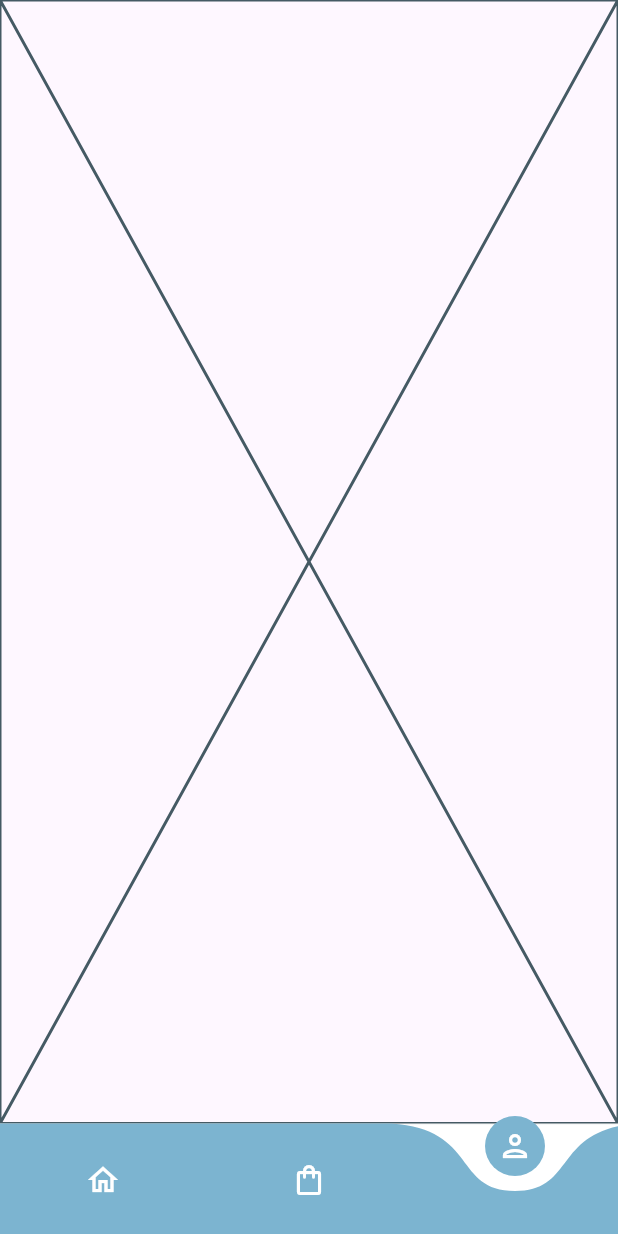
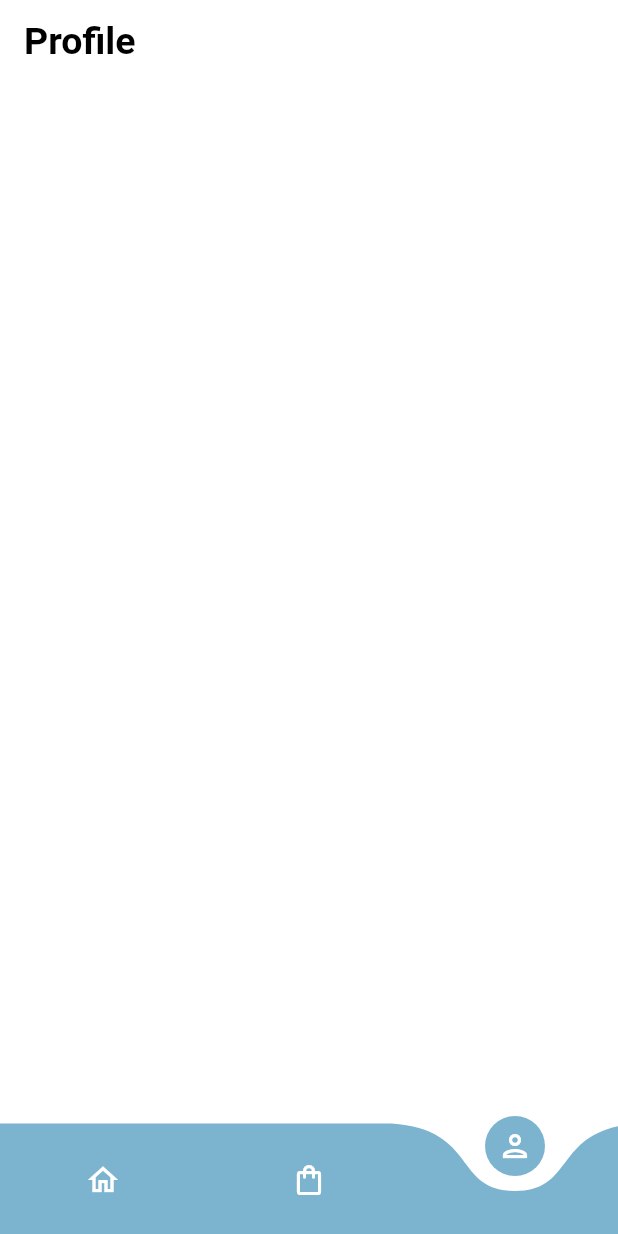
Before and after one commit to Showrav-Dhar/EDU-Medix, a Flutter app: the screen it shows after launch, item 3 of the bottom bar chosen, on a phone screen of 412 x 824 dp. Run offline on Flutter 3.47's test engine with Material 3 defaults, Android fonts, the phone set to English and light mode, and no system bars; drawn by our look-alikes of curved_navigation_bar; our stand-ins replace cloud_firestore, firebase_auth, firebase_core, firebase_storage, image_picker, random_string and 1 more; accounts and stored records are empty; statements that could not run were skipped.

Commit message:
Profile app bar

```diff
--- a/lib/pages/profile.dart
+++ b/lib/pages/profile.dart
@@ -1,3 +1,4 @@
+import 'package:edu_medix_app/widget/support_widget.dart';
 import 'package:flutter/material.dart';
 
 class Profile extends StatefulWidget {
@@ -10,6 +11,20 @@ class Profile extends StatefulWidget {
 class _ProfileState extends State<Profile> {
   @override
   Widget build(BuildContext context) {
-    return const Placeholder();
+    return Scaffold(
+      appBar: AppBar(
+        backgroundColor: Color.fromARGB(244, 255, 255, 255),
+        title: Text(
+          "Profile",
+          style: AppWidget.boldTextFieldStyle(),
+        ),
+      ),
+      backgroundColor: Color.fromARGB(244, 255, 255, 255),
+      body: Container(
+        child: Column(
+          children: [],
+        ),
+      ),
+    );
   }
 }
```
